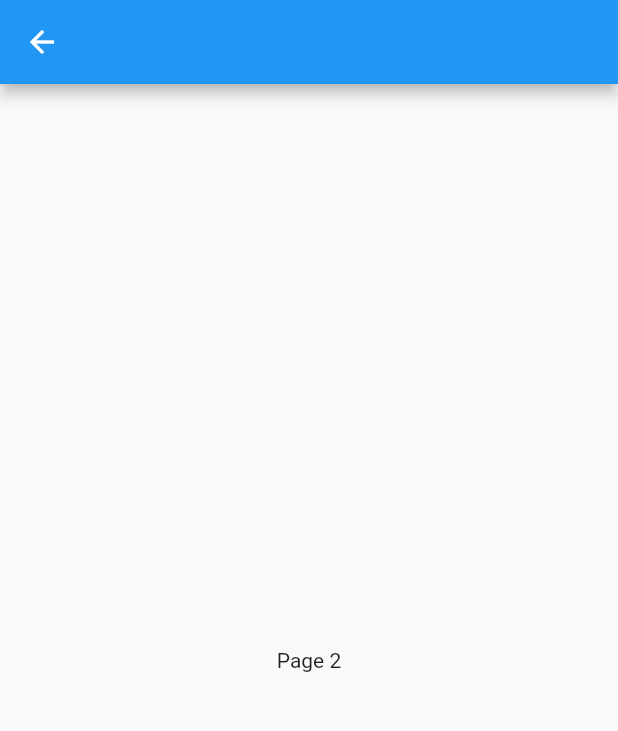
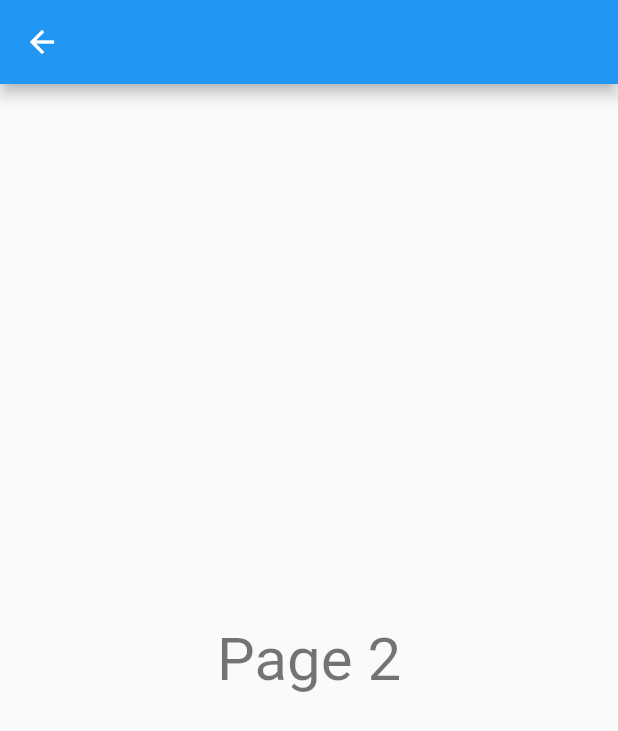
Before and after one commit to dhiegoatencio/flutter-study, a Flutter app: the Page2 screen opened directly, on a phone screen of 412 x 824 dp. Shown: the top 731 px of the screen. Run offline on Flutter 3.47's test engine with Material 2 defaults, Android fonts, the phone set to English and light mode, and no system bars.

```diff
--- a/lib/animate_page_route_transition/animated_page_route_transition.dart
+++ b/lib/animate_page_route_transition/animated_page_route_transition.dart
@@ -2,19 +2,16 @@
 import 'package:flutter/material.dart';
 
 class AnimatedPageRouteTransition extends StatelessWidget {
-  const AnimatedPageRouteTransition({Key key}) : super(key: key);
 
   @override
   Widget build(BuildContext context) {
     return MaterialApp(
-      home: Page1()
+      home: Page1(),
     );
   }
 }
 
 class Page1 extends StatefulWidget {
-  Page1({Key key}) : super(key: key);
-
   _Page1State createState() => _Page1State();
 }
 
@@ -60,14 +57,18 @@ Route _createRoute() {
 }
 
 class Page2 extends StatelessWidget {
-  const Page2({Key key}) : super(key: key);
-
   @override
   Widget build(BuildContext context) {
     return Scaffold(
       appBar: AppBar(),
       body: Center(
-        child: Text('Page 2'),
+        child: Text(
+          'Page 2',
+          style: TextStyle(
+            color: Colors.black54,
+            fontSize: 40.0
+          ),
+        ),
       ),
     );
   }
--- a/lib/main.dart
+++ b/lib/main.dart
@@ -6,6 +6,5 @@ import 'physics_simulation_exampl/physics_simulation_example.dart';
 
 
 // main() => runApp(WhatsAppWidget());
-// main() => runApp(AnimatedPageRouteTransition());
-
-main() => runApp(PhysicsSimulationExample());
+main() => runApp(AnimatedPageRouteTransition());
+//main() => runApp(PhysicsSimulationExample());
```
